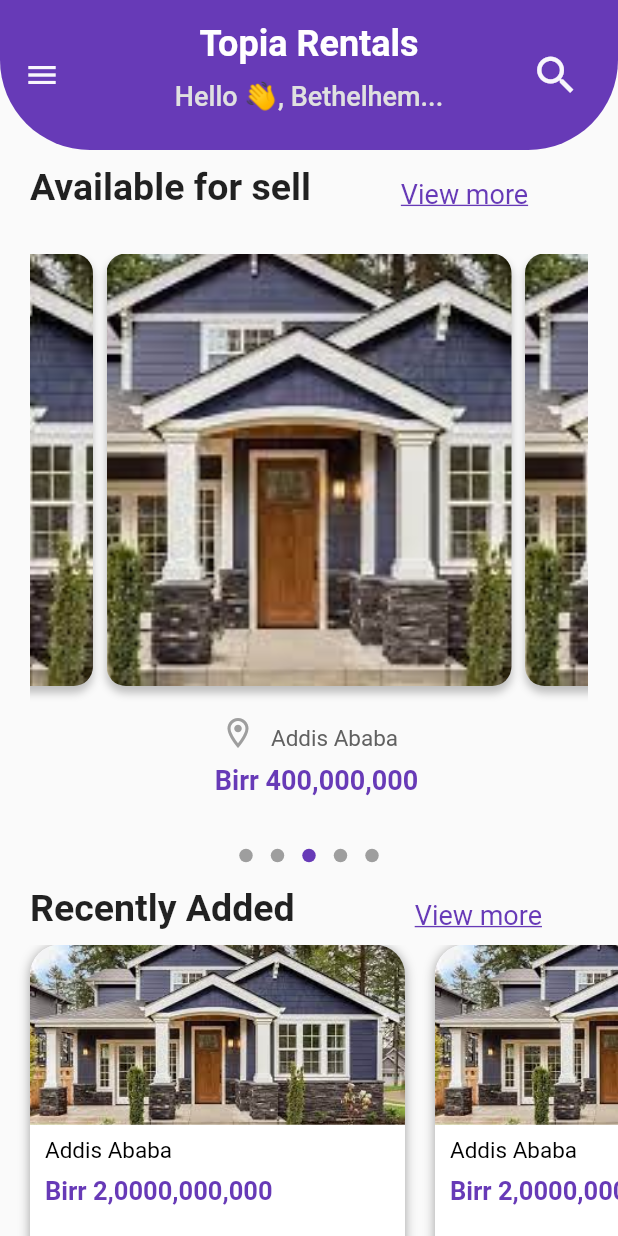
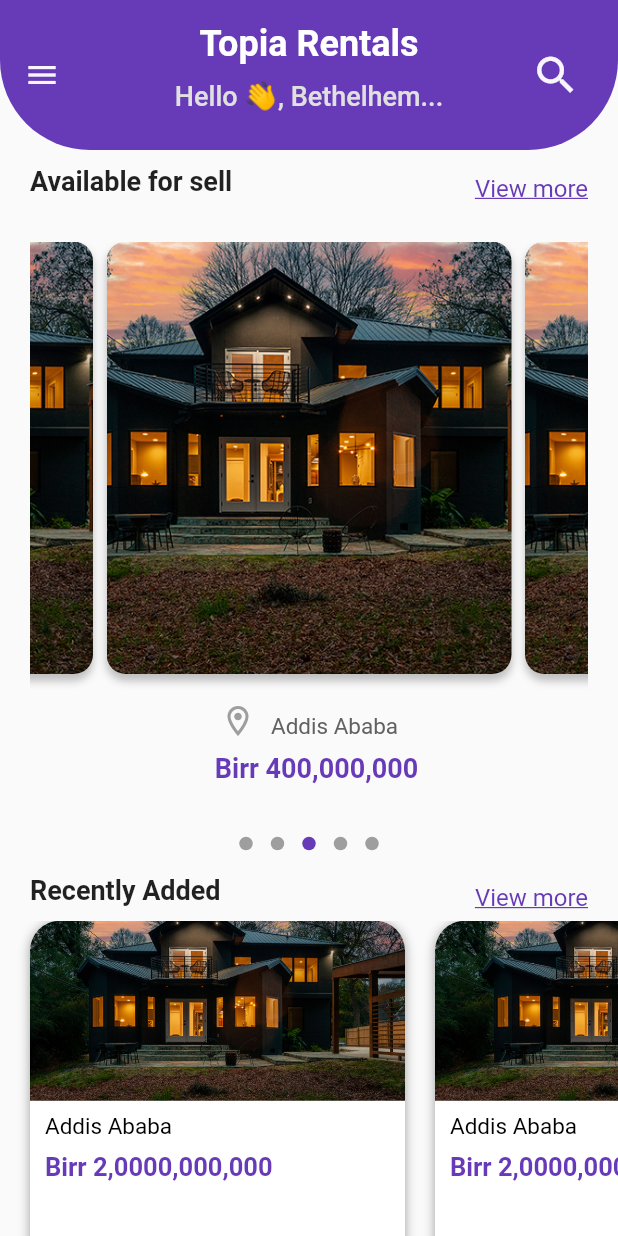
Before and after one commit to Bethelhem6/final-year-project, a Flutter app: the screen it shows after launch, on a phone screen of 412 x 824 dp. Run offline on Flutter 3.47's test engine with Material 2 defaults, Android fonts, the phone set to English and light mode, and no system bars; drawn by our look-alikes of dots_indicator; our stand-ins replace animate_do, google_fonts.

```diff
--- a/lib/models/app_data.dart
+++ b/lib/models/app_data.dart
@@ -4,7 +4,7 @@ import 'categories_model.dart';
 
 List<CategoriesModel> categories = [
   CategoriesModel(
-    imageUrl: "assets/house1.jpeg",
+    imageUrl: "assets/house1.jpg",
     title: "Kids",
   ),
 
@@ -38,13 +38,40 @@ List<BaseModel> mainList = [
     value: 1,
   ),
    BaseModel(
-    imageUrl: "assets/house1.jpeg",
+    imageUrl: "assets/house1.jpg",
     name: "Casual Jeans Pant",
     price: 155.99,
     review: 3.6,
     star: 4.8,
-    id: 1,
-    value: 1,
+    id: 2,
+    value: 2,
+  ),
+   BaseModel(
+    imageUrl: "assets/house1.jpg",
+    name: "Casual Jeans Pant",
+    price: 155.99,
+    review: 3.6,
+    star: 4.8,
+    id: 3,
+    value: 3,
+  ),
+   BaseModel(
+    imageUrl: "assets/house1.jpg",
+    name: "Casual Jeans Pant",
+    price: 155.99,
+    review: 3.6,
+    star: 4.8,
+    id: 4,
+    value: 4,
+  ),
+   BaseModel(
+    imageUrl: "assets/house1.jpg",
+    name: "Casual Jeans Pant",
+    price: 155.99,
+    review: 3.6,
+    star: 4.8,
+    id: 5,
+    value: 5,
   ),
    BaseModel(
     imageUrl: "assets/house1.jpeg",
@@ -52,35 +79,8 @@ List<BaseModel> mainList = [
     price: 155.99,
     review: 3.6,
     star: 4.8,
-    id: 1,
-    value: 1,
-  ),
-   BaseModel(
-    imageUrl: "assets/house1.jpeg",
-    name: "Casual Jeans Pant",
-    price: 155.99,
-    review: 3.6,
-    star: 4.8,
-    id: 1,
-    value: 1,
-  ),
-   BaseModel(
-    imageUrl: "assets/house1.jpeg",
-    name: "Casual Jeans Pant",
-    price: 155.99,
-    review: 3.6,
-    star: 4.8,
-    id: 1,
-    value: 1,
-  ),
-   BaseModel(
-    imageUrl: "assets/house1.jpeg",
-    name: "Casual Jeans Pant",
-    price: 155.99,
-    review: 3.6,
-    star: 4.8,
-    id: 1,
-    value: 1,
+    id: 6,
+    value: 6,
   ),
 
 
--- a/lib/screens/home_page.dart
+++ b/lib/screens/home_page.dart
@@ -69,24 +69,25 @@ class _HomePageState extends State<HomePage> {
       body: SingleChildScrollView(
         child: Column(crossAxisAlignment: CrossAxisAlignment.center, children: [
           Row(
+            mainAxisAlignment: MainAxisAlignment.spaceBetween,
             children: [
               const Padding(
                 padding: EdgeInsets.symmetric(vertical: 10.0, horizontal: 20),
                 child: Text(
                   "Available for sell",
                   style: TextStyle(
-                    fontSize: 25,
+                    fontSize: 18,
                     fontWeight: FontWeight.bold,
                   ),
                 ),
               ),
               Padding(
-                padding: const EdgeInsets.only(top: 10.0, left: 40),
+                padding: const EdgeInsets.only(top: 10.0, right: 20),
                 child: Text(
                   "View more",
                   style: TextStyle(
                     color: colorCurveSecondary,
-                    fontSize: 18,
+                    fontSize: 16,
                     decoration: TextDecoration.underline,
                   ),
                 ),
@@ -118,6 +119,7 @@ class _HomePageState extends State<HomePage> {
             ),
           ),
           Row(
+            mainAxisAlignment: MainAxisAlignment.spaceBetween,
             children: [
               const Padding(
                 padding: EdgeInsets.symmetric(horizontal: 20.0, vertical: 10),
@@ -125,18 +127,18 @@ class _HomePageState extends State<HomePage> {
                   "Recently Added",
                   textAlign: TextAlign.start,
                   style: TextStyle(
-                    fontSize: 25,
+                    fontSize: 18,
                     fontWeight: FontWeight.bold,
                   ),
                 ),
               ),
               Padding(
-                padding: const EdgeInsets.only(top: 10.0, left: 60),
+                padding: const EdgeInsets.only(top: 10.0, right: 20),
                 child: Text(
                   "View more",
                   style: TextStyle(
                     color: colorCurveSecondary,
-                    fontSize: 18,
+                    fontSize: 16,
                     decoration: TextDecoration.underline,
                   ),
                 ),
@@ -153,6 +155,7 @@ class _HomePageState extends State<HomePage> {
                 }),
           ),
           Row(
+            mainAxisAlignment: MainAxisAlignment.spaceBetween,
             children: [
               const Padding(
                 padding: EdgeInsets.symmetric(horizontal: 20.0, vertical: 10),
@@ -160,19 +163,24 @@ class _HomePageState extends State<HomePage> {
                   "Available for rent",
                   textAlign: TextAlign.start,
                   style: TextStyle(
-                    fontSize: 25,
+                    fontSize: 18,
                     fontWeight: FontWeight.bold,
                   ),
                 ),
               ),
-              Padding(
-                padding: const EdgeInsets.only(top: 10.0, left: 60),
-                child: Text(
-                  "View more",
-                  style: TextStyle(
-                    color: colorCurveSecondary,
-                    fontSize: 18,
-                    decoration: TextDecoration.underline,
+              GestureDetector(
+                onTap: () {
+
+                },
+                child: Padding(
+                  padding: const EdgeInsets.only(top: 10.0, right: 20),
+                  child: Text(
+                    "View more",
+                    style: TextStyle(
+                      color: colorCurveSecondary,
+                      fontSize: 16,
+                      decoration: TextDecoration.underline,
+                    ),
                   ),
                 ),
               ),
@@ -223,7 +231,7 @@ class _HomePageState extends State<HomePage> {
                   topRight: Radius.circular(20),
                 ),
                 image: DecorationImage(
-                  image: AssetImage("assets/house1.jpeg"),
+                  image: AssetImage("assets/house1.jpg"),
                   fit: BoxFit.cover,
                 ),
               ),
--- a/lib/screens/search_result_page.dart
+++ b/lib/screens/search_result_page.dart
@@ -114,7 +114,7 @@ class SearchResult extends StatelessWidget {
                     topRight: Radius.circular(20),
                   ),
                   image: DecorationImage(
-                    image: AssetImage("assets/house1.jpeg"),
+                    image: AssetImage("assets/house1.jpg"),
                     fit: BoxFit.cover,
                   ),
                 ),
```
Also changed, not shown: assets/house1.jpg (added).
